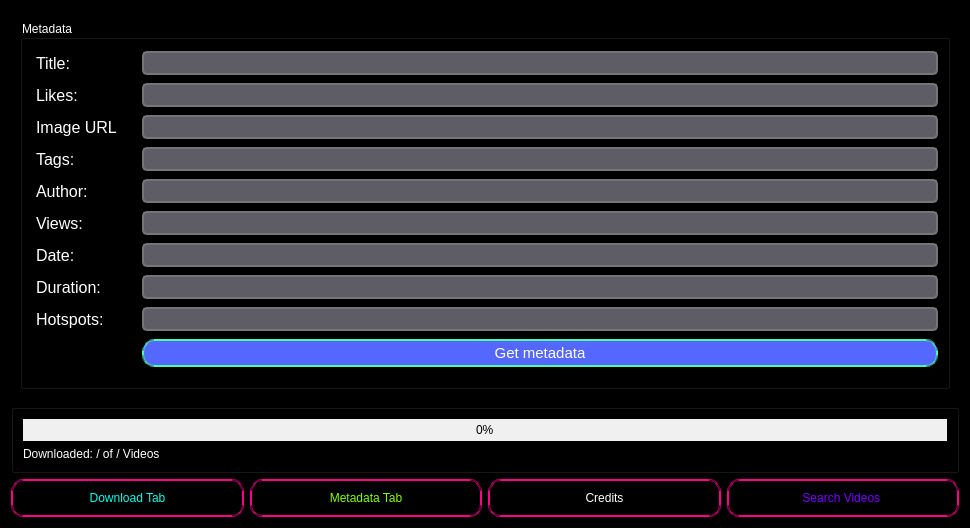
EchterAlsFake/Porn_Fetch, file src/form.ui: the form before one commit.
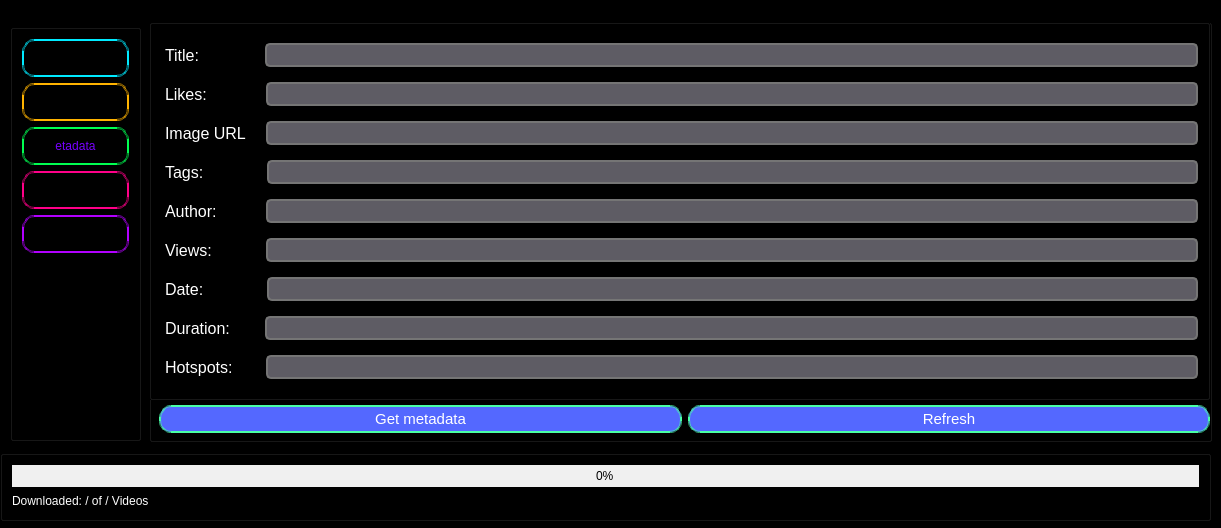
The form after the commit. The open tabs and pages were chosen to show the change. Icons and pictures are not drawn.

Diff of the .ui file:
```diff
--- a/src/form.ui
+++ b/src/form.ui
@@ -6,7 +6,7 @@
    <rect>
     <x>0</x>
     <y>0</y>
-    <width>970</width>
+    <width>1221</width>
     <height>528</height>
    </rect>
   </property>
@@ -16,9 +16,15 @@
   <property name="styleSheet">
    <string notr="true">background-color: rgb(0, 0, 0)</string>
   </property>
-  <layout class="QGridLayout" name="gridLayout_12">
-   <item row="0" column="0">
     <widget class="QStackedWidget" name="stackedWidget">
+   <property name="geometry">
+    <rect>
+     <x>140</x>
+     <y>10</y>
+     <width>1081</width>
+     <height>441</height>
+    </rect>
+   </property>
      <property name="currentIndex">
       <number>2</number>
      </property>
@@ -555,16 +561,108 @@
           <string notr="true">color: rgb(255, 255, 255)</string>
          </property>
          <property name="title">
-          <string>Metadata</string>
+        <string/>
+       </property>
+       <widget class="QWidget" name="horizontalLayoutWidget">
+        <property name="geometry">
+         <rect>
+          <x>10</x>
+          <y>380</y>
+          <width>1051</width>
+          <height>41</height>
+         </rect>
+        </property>
+        <layout class="QHBoxLayout" name="horizontalLayout_6">
+         <item>
+          <widget class="QPushButton" name="button_get_metadata">
+           <property name="cursor">
+            <cursorShape>PointingHandCursor</cursorShape>
+           </property>
+           <property name="styleSheet">
+            <string notr="true">QPushButton {
+    background-color: #5468ff;
+	text-align: center;
+	border-width: 2px;
+    border-radius: 12px;
+	border-style: double;
+    color: #fff;
+    font-family: &quot;JetBrains Mono&quot;, monospace;
+    font-size: 15px;
+    padding: 0px 16px 0px 16px;
+    height: 24px;
+	border-color: rgb(73, 255, 167)
+}
+
+QPushButton:hover {
+    background-color: #3c4fe0;
+	border-color: rgb(179, 0, 255)
+}
+
+QPushButton:pressed {
+    background-color: #3c4fe0;
+}
+</string>
+           </property>
+           <property name="text">
+            <string>Get metadata</string>
+           </property>
+          </widget>
+         </item>
+         <item>
+          <widget class="QPushButton" name="button_metadata_refresh">
+           <property name="styleSheet">
+            <string notr="true">QPushButton {
+    background-color: #5468ff;
+	text-align: center;
+	border-width: 2px;
+    border-radius: 12px;
+	border-style: double;
+    color: #fff;
+    font-family: &quot;JetBrains Mono&quot;, monospace;
+    font-size: 15px;
+    padding: 0px 16px 0px 16px;
+    height: 24px;
+	border-color: rgb(73, 255, 167)
+}
+
+QPushButton:hover {
+    background-color: #3c4fe0;
+	border-color: rgb(179, 0, 255)
+}
+
+QPushButton:pressed {
+    background-color: #3c4fe0;
+}</string>
+           </property>
+           <property name="text">
+            <string>Refresh</string>
+           </property>
+          </widget>
+         </item>
+        </layout>
+       </widget>
+       <widget class="QGroupBox" name="groupBox_7">
+        <property name="geometry">
+         <rect>
+          <x>0</x>
+          <y>0</y>
+          <width>1061</width>
+          <height>381</height>
+         </rect>
+        </property>
+        <property name="title">
+         <string/>
          </property>
          <layout class="QGridLayout" name="gridLayout_5">
           <item row="0" column="0">
+          <layout class="QHBoxLayout" name="horizontalLayout_16">
+           <item>
            <widget class="QLabel" name="label_title">
             <property name="styleSheet">
              <string notr="true">QLabel {
     color: white;
     font-size: 16px;
-	margin-right: 28px;
+	margin-right: 55px;
 }
 
 QLabel#Title {
@@ -584,7 +682,7 @@
             </property>
            </widget>
           </item>
-          <item row="0" column="1">
+           <item>
            <widget class="QLineEdit" name="lineedit_title">
             <property name="styleSheet">
              <string notr="true">QLineEdit {
@@ -612,13 +710,17 @@
             </property>
            </widget>
           </item>
+          </layout>
+         </item>
           <item row="1" column="0">
+          <layout class="QHBoxLayout" name="horizontalLayout_15">
+           <item>
            <widget class="QLabel" name="label_likes">
             <property name="styleSheet">
              <string notr="true">QLabel {
     color: white;
     font-size: 16px;
-	margin-right: 28px;
+	margin-right: 49px;
 }
 
 QLabel#Title {
@@ -638,7 +740,7 @@
             </property>
            </widget>
           </item>
-          <item row="1" column="1">
+           <item>
            <widget class="QLineEdit" name="lineedit_likes">
             <property name="styleSheet">
              <string notr="true">QLineEdit {
@@ -666,7 +768,11 @@
             </property>
            </widget>
           </item>
+          </layout>
+         </item>
           <item row="2" column="0">
+          <layout class="QHBoxLayout" name="horizontalLayout_14">
+           <item>
            <widget class="QLabel" name="label_image_url">
             <property name="styleSheet">
              <string notr="true">QLabel {
@@ -692,7 +798,7 @@
             </property>
            </widget>
           </item>
-          <item row="2" column="1">
+           <item>
            <widget class="QLineEdit" name="lineedit_image_url">
             <property name="styleSheet">
              <string notr="true">QLineEdit {
@@ -720,13 +826,17 @@
             </property>
            </widget>
           </item>
+          </layout>
+         </item>
           <item row="3" column="0">
+          <layout class="QHBoxLayout" name="horizontalLayout_13">
+           <item>
            <widget class="QLabel" name="label_tags">
             <property name="styleSheet">
              <string notr="true">QLabel {
     color: white;
     font-size: 16px;
-	margin-right: 10px;
+	margin-right: 53px;
 }
 
 QLabel#Title {
@@ -746,7 +856,7 @@
             </property>
            </widget>
           </item>
-          <item row="3" column="1">
+           <item>
            <widget class="QLineEdit" name="lineedit_tags">
             <property name="styleSheet">
              <string notr="true">QLineEdit {
@@ -774,13 +884,17 @@
             </property>
            </widget>
           </item>
+          </layout>
+         </item>
           <item row="4" column="0">
+          <layout class="QHBoxLayout" name="horizontalLayout_12">
+           <item>
            <widget class="QLabel" name="label_author">
             <property name="styleSheet">
              <string notr="true">QLabel {
     color: white;
     font-size: 16px;
-	margin-right: 28px;
+	margin-right: 35px;
 }
 
 QLabel#Title {
@@ -800,7 +914,7 @@
             </property>
            </widget>
           </item>
-          <item row="4" column="1">
+           <item>
            <widget class="QLineEdit" name="lineedit_author">
             <property name="styleSheet">
              <string notr="true">QLineEdit {
@@ -828,13 +942,17 @@
             </property>
            </widget>
           </item>
+          </layout>
+         </item>
           <item row="5" column="0">
+          <layout class="QHBoxLayout" name="horizontalLayout_11">
+           <item>
            <widget class="QLabel" name="label_views">
             <property name="styleSheet">
              <string notr="true">QLabel {
     color: white;
     font-size: 16px;
-	margin-right: 28px;
+	margin-right: 44px;
 }
 
 QLabel#Title {
@@ -854,7 +972,7 @@
             </property>
            </widget>
           </item>
-          <item row="5" column="1">
+           <item>
            <widget class="QLineEdit" name="lineedit_views">
             <property name="styleSheet">
              <string notr="true">QLineEdit {
@@ -882,13 +1000,17 @@
             </property>
            </widget>
           </item>
+          </layout>
+         </item>
           <item row="6" column="0">
+          <layout class="QHBoxLayout" name="horizontalLayout_10">
+           <item>
            <widget class="QLabel" name="label_date">
             <property name="styleSheet">
              <string notr="true">QLabel {
     color: white;
     font-size: 16px;
-	margin-right: 28px;
+	margin-right: 53px;
 }
 
 QLabel#Title {
@@ -908,7 +1030,7 @@
             </property>
            </widget>
           </item>
-          <item row="6" column="1">
+           <item>
            <widget class="QLineEdit" name="lineedit_date">
             <property name="styleSheet">
              <string notr="true">QLineEdit {
@@ -936,13 +1058,17 @@
             </property>
            </widget>
           </item>
+          </layout>
+         </item>
           <item row="7" column="0">
+          <layout class="QHBoxLayout" name="horizontalLayout_9">
+           <item>
            <widget class="QLabel" name="label_duration">
             <property name="styleSheet">
              <string notr="true">QLabel {
     color: white;
     font-size: 16px;
-	margin-right: 28px;
+	margin-right: 25px;
 }
 
 QLabel#Title {
@@ -962,7 +1088,7 @@
             </property>
            </widget>
           </item>
-          <item row="7" column="1">
+           <item>
            <widget class="QLineEdit" name="lineedit_duration">
             <property name="autoFillBackground">
              <bool>false</bool>
@@ -993,13 +1119,17 @@
             </property>
            </widget>
           </item>
+          </layout>
+         </item>
           <item row="8" column="0">
+          <layout class="QHBoxLayout" name="horizontalLayout_8">
+           <item>
            <widget class="QLabel" name="label_hotspots">
             <property name="styleSheet">
              <string notr="true">QLabel {
     color: white;
     font-size: 16px;
-	margin-right: 28px;
+	margin-right: 23px;
 }
 
 QLabel#Title {
@@ -1019,7 +1149,7 @@
             </property>
            </widget>
           </item>
-          <item row="8" column="1">
+           <item>
            <widget class="QLineEdit" name="lineedit_hotspots">
             <property name="autoFillBackground">
              <bool>false</bool>
@@ -1050,42 +1180,10 @@
             </property>
            </widget>
           </item>
-          <item row="9" column="1">
-           <widget class="QPushButton" name="button_get_metadata">
-            <property name="cursor">
-             <cursorShape>PointingHandCursor</cursorShape>
-            </property>
-            <property name="styleSheet">
-             <string notr="true">QPushButton {
-    background-color: #5468ff;
-	text-align: center;
-	border-width: 2px;
-    border-radius: 12px;
-	border-style: double;
-    color: #fff;
-    font-family: &quot;JetBrains Mono&quot;, monospace;
-    font-size: 15px;
-    padding: 0px 16px 0px 16px;
-    height: 24px;
-	border-color: rgb(73, 255, 167)
-}
-
-QPushButton:hover {
-    background-color: #3c4fe0;
-	border-color: rgb(179, 0, 255)
-}
-
-QPushButton:pressed {
-    background-color: #3c4fe0;
-}
-</string>
-            </property>
-            <property name="text">
-             <string>Get metadata</string>
-            </property>
-           </widget>
-          </item>
-         </layout>
+          </layout>
+         </item>
+        </layout>
+       </widget>
         </widget>
        </item>
       </layout>
@@ -1353,10 +1451,17 @@
        </item>
       </layout>
      </widget>
-    </widget>
-   </item>
-   <item row="1" column="0">
+   <widget class="QWidget" name="page_5"/>
+  </widget>
     <widget class="QGroupBox" name="groupBox">
+   <property name="geometry">
+    <rect>
+     <x>0</x>
+     <y>450</y>
+     <width>1211</width>
+     <height>71</height>
+    </rect>
+   </property>
      <property name="title">
       <string/>
      </property>
@@ -1398,17 +1503,27 @@
       </item>
      </layout>
     </widget>
-   </item>
-   <item row="2" column="0">
-    <layout class="QHBoxLayout" name="horizontalLayout_6">
-     <item>
+  <widget class="QGroupBox" name="groupBox_6">
+   <property name="geometry">
+    <rect>
+     <x>10</x>
+     <y>10</y>
+     <width>131</width>
+     <height>431</height>
+    </rect>
+   </property>
+   <property name="title">
+    <string>GroupBox</string>
+   </property>
+   <layout class="QFormLayout" name="formLayout">
+    <item row="0" column="0" colspan="2">
       <widget class="QPushButton" name="button_download_tab">
        <property name="styleSheet">
         <string notr="true">QPushButton {
 color: rgb(0, 255, 234);
 border-width: 2px;
 border-style: double;
-border-color: rgb(255, 0, 136); 
+border-color: rgb(0, 234, 255);
 padding: 10px, 10px, 10px, 10px;
 border-radius: 12px;
 }
@@ -1420,63 +1535,60 @@
 }</string>
        </property>
        <property name="text">
-        <string>Download Tab</string>
-       </property>
-      </widget>
-     </item>
-     <item>
-      <widget class="QPushButton" name="button_metadata_tab">
-       <property name="styleSheet">
-        <string notr="true">QPushButton {
-color: rgb(132, 255, 0);
-border-width: 2px;
-border-style: double;
-border-color: rgb(255, 0, 136); 
-padding: 10px, 10px, 10px, 10px;
-border-radius: 12px;
-}
-
-QPushButton::hover {
-border-width: 2px;
-border-style: dotted;
-border-color: rgb(255, 162, 0)
-}</string>
-       </property>
-       <property name="text">
-        <string>Metadata Tab</string>
+       <string/>
+      </property>
+      <property name="icon">
+       <iconset>
+        <normaloff>../graphics/download.png</normaloff>../graphics/download.png</iconset>
+      </property>
+      <property name="iconSize">
+       <size>
+        <width>32</width>
+        <height>32</height>
+       </size>
        </property>
       </widget>
      </item>
-     <item>
-      <widget class="QPushButton" name="button_credits_tab">
-       <property name="styleSheet">
-        <string notr="true">QPushButton {
-color: rgb(255, 255, 255);
-border-width: 2px;
-border-style: double;
-border-color: rgb(255, 0, 136); 
-padding: 10px, 10px, 10px, 10px;
-border-radius: 12px;
-}
-
-QPushButton::hover {
-border-width: 2px;
-border-style: dotted;
-border-color: rgb(255, 162, 0)
-}</string>
-       </property>
-       <property name="text">
-        <string>Credits</string>
-       </property>
-      </widget>
-     </item>
-     <item>
+    <item row="1" column="0" colspan="2">
       <widget class="QPushButton" name="button_search_tab">
        <property name="styleSheet">
         <string notr="true">QPushButton {
 color: rgb(119, 0, 255);
 border-width: 2px;
 border-style: double;
+border-color: rgb(255, 179, 0);
+padding: 10px, 10px, 10px, 10px;
+border-radius: 12px;
+}
+
+QPushButton::hover {
+border-width: 2px;
+border-style: dotted;
+border-color: rgb(255, 162, 0)
+}</string>
+      </property>
+      <property name="text">
+       <string/>
+      </property>
+      <property name="icon">
+       <iconset>
+        <normaloff>../graphics/search.png</normaloff>../graphics/search.png</iconset>
+      </property>
+      <property name="iconSize">
+       <size>
+        <width>32</width>
+        <height>32</height>
+       </size>
+      </property>
+     </widget>
+    </item>
+    <item row="3" column="0" colspan="2">
+     <widget class="QPushButton" name="button_credits_tab">
+      <property name="styleSheet">
+       <string notr="true">QPushButton {
+color: rgb(255, 255, 255);
+border-width: 2px;
+border-style: double;
 border-color: rgb(255, 0, 136); 
 padding: 10px, 10px, 10px, 10px;
 border-radius: 12px;
@@ -1489,13 +1601,82 @@
 }</string>
        </property>
        <property name="text">
-        <string>Search Videos </string>
-       </property>
-      </widget>
-     </item>
-    </layout>
-   </item>
-  </layout>
+       <string/>
+      </property>
+      <property name="icon">
+       <iconset>
+        <normaloff>../graphics/c.png</normaloff>../graphics/c.png</iconset>
+      </property>
+      <property name="iconSize">
+       <size>
+        <width>32</width>
+        <height>32</height>
+       </size>
+      </property>
+     </widget>
+    </item>
+    <item row="4" column="0" colspan="2">
+     <widget class="QPushButton" name="button_settings_tab">
+      <property name="styleSheet">
+       <string notr="true">QPushButton {
+color: rgb(255, 255, 255);
+border-width: 2px;
+border-style: double;
+border-color: rgb(178, 0, 255);
+padding: 10px, 10px, 10px, 10px;
+border-radius: 12px;
+}
+
+QPushButton::hover {
+border-width: 2px;
+border-style: dotted;
+border-color: rgb(255, 162, 0)
+}</string>
+      </property>
+      <property name="text">
+       <string/>
+      </property>
+      <property name="icon">
+       <iconset>
+        <normaloff>../graphics/settings-colorful.png</normaloff>../graphics/settings-colorful.png</iconset>
+      </property>
+      <property name="iconSize">
+       <size>
+        <width>32</width>
+        <height>32</height>
+       </size>
+      </property>
+     </widget>
+    </item>
+    <item row="2" column="0" colspan="2">
+     <widget class="QPushButton" name="button_metadata_tab">
+      <property name="styleSheet">
+       <string notr="true">QPushButton {
+color: rgb(119, 0, 255);
+border-width: 2px;
+border-style: double;
+border-color: rgb(0, 255, 81);
+padding: 10px, 10px, 10px, 10px;
+border-radius: 12px;
+}
+
+QPushButton::hover {
+border-width: 2px;
+border-style: dotted;
+border-color: rgb(255, 162, 0)
+}</string>
+      </property>
+      <property name="text">
+       <string>etadata</string>
+      </property>
+      <property name="icon">
+       <iconset>
+        <normaloff>../graphics/medium.svg</normaloff>../graphics/medium.svg</iconset>
+      </property>
+     </widget>
+    </item>
+   </layout>
+  </widget>
  </widget>
  <resources/>
  <connections/>
```
Left out of the diff: 643 changed lines with no effect on the pictures. Lines whose indentation alone changed are shown as unchanged.
